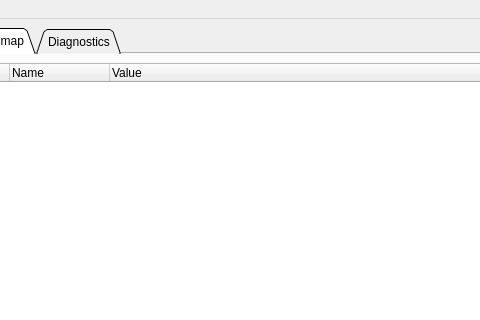
The window that CubesControl/ui/cubescontrol.ui (tstana/cubes-sw) describes before a commit, drawn with Qt 5; both pictures show x 111 to 591 and y 0 to 320 of the 700 by 520 pixel window.
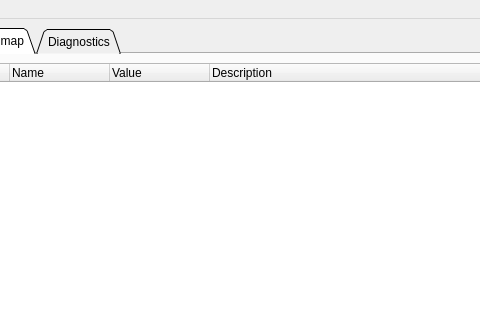
The same window after the commit.

Commit message: Adding Description column to SIPHRA register view

Diff of the .ui file:
```diff
--- a/CubesControl/ui/cubescontrol.ui
+++ b/CubesControl/ui/cubescontrol.ui
@@ -48,6 +48,11 @@
             <string>Value</string>
            </property>
           </column>
+          <column>
+           <property name="text">
+            <string>Description</string>
+           </property>
+          </column>
          </widget>
         </item>
        </layout>
```
The commit also changes 1 other file.
